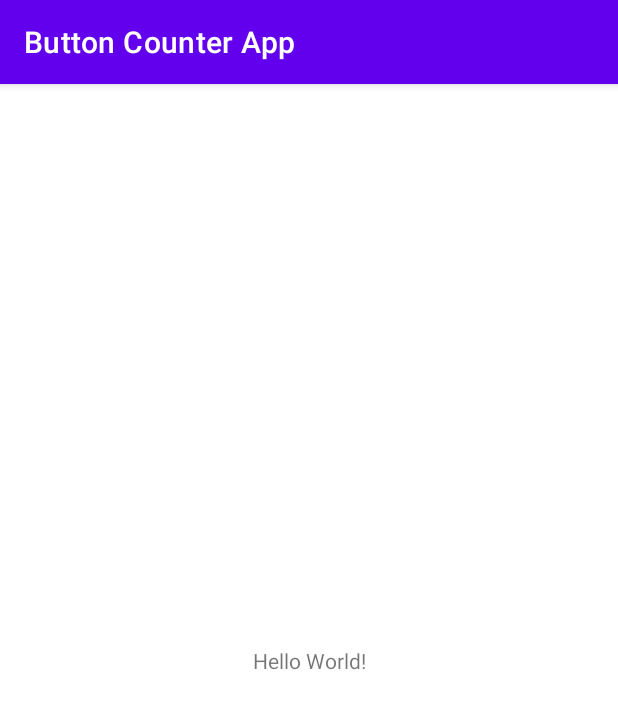
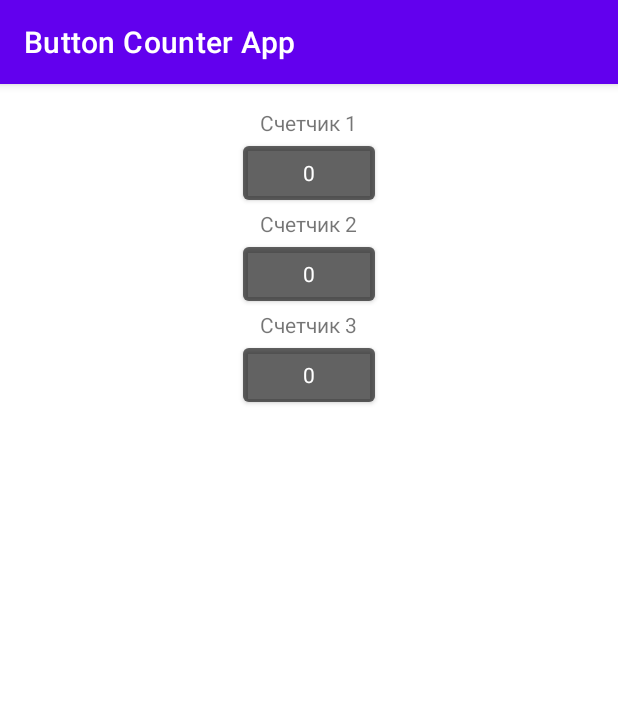
Before and after one commit to AnuytkaPoova/library_study, an Android app: the screen it shows after launch (MainActivity), on a phone screen of 412 x 824 dp. Shown: the top 709 px of the screen. Run offline under Robolectric (Android 15) with nearby library versions, the phone set to English and light mode, and no system bars.

Commit message:
Homework_1_v1

```diff
--- a/app/build.gradle
+++ b/app/build.gradle
@@ -17,6 +17,7 @@ android {
     }
 
     buildTypes {
+
         release {
             minifyEnabled false
             proguardFiles getDefaultProguardFile('proguard-android-optimize.txt'), 'proguard-rules.pro'
@@ -29,6 +30,11 @@ android {
     kotlinOptions {
         jvmTarget = '1.8'
     }
+
+    buildFeatures {
+        viewBinding true
+    }
+
 }
 
 dependencies {
--- /dev/null
+++ b/app/src/main/java/com/a_ches/buttoncounterapp/IMainView.kt
@@ -0,0 +1,5 @@
+package com.a_ches.buttoncounterapp
+
+interface IMainView {
+    fun setButtonText(index: Int, text: String)
+}
--- a/app/src/main/java/com/a_ches/buttoncounterapp/MainActivity.kt
+++ b/app/src/main/java/com/a_ches/buttoncounterapp/MainActivity.kt
@@ -2,10 +2,39 @@ package com.a_ches.buttoncounterapp
 
 import androidx.appcompat.app.AppCompatActivity
 import android.os.Bundle
+import android.view.LayoutInflater
+import android.view.View
+import com.a_ches.buttoncounterapp.databinding.ActivityMainBinding
 
-class MainActivity : AppCompatActivity() {
+class MainActivity : AppCompatActivity(), IMainView {
+
+    private lateinit var mainBinding: ActivityMainBinding
+
+    private val presenter = MainPresenter(this)
+
     override fun onCreate(savedInstanceState: Bundle?) {
         super.onCreate(savedInstanceState)
-        setContentView(R.layout.activity_main)
+        mainBinding = ActivityMainBinding.inflate(layoutInflater)
+        setContentView(mainBinding.root)
+        val listener = View.OnClickListener {
+            val type = when(it.id) {
+                R.id.btn_counter_1 -> CounterType.FIRST
+                R.id.btn_counter_2 -> CounterType.SECOND
+                R.id.btn_counter_3 -> CounterType.THIRD
+                else -> throw IllegalAccessException("такой кнопки нет")
+            }
+            presenter.counterClick(type)
+        }
+        mainBinding.btnCounter1.setOnClickListener(listener)
+        mainBinding.btnCounter2.setOnClickListener(listener)
+        mainBinding.btnCounter3.setOnClickListener(listener)
+    }
+
+    override fun setButtonText(index: Int, text: String) {
+        when (index) {
+            0 -> mainBinding.btnCounter1.text = text
+            1 -> mainBinding.btnCounter2.text = text
+            3 -> mainBinding.btnCounter3.text = text
+        }
     }
 }
--- a/app/src/main/res/layout/activity_main.xml
+++ b/app/src/main/res/layout/activity_main.xml
@@ -1,18 +1,53 @@
 <?xml version="1.0" encoding="utf-8"?>
-<androidx.constraintlayout.widget.ConstraintLayout xmlns:android="http://schemas.android.com/apk/res/android"
+<LinearLayout xmlns:android="http://schemas.android.com/apk/res/android"
     xmlns:app="http://schemas.android.com/apk/res-auto"
     xmlns:tools="http://schemas.android.com/tools"
     android:layout_width="match_parent"
     android:layout_height="match_parent"
+    android:orientation="vertical"
+    android:gravity="center_horizontal"
+    android:padding="16dp"
     tools:context=".MainActivity">
 
     <TextView
+        android:id="@+id/text_counter_1"
         android:layout_width="wrap_content"
         android:layout_height="wrap_content"
-        android:text="Hello World!"
-        app:layout_constraintBottom_toBottomOf="parent"
-        app:layout_constraintLeft_toLeftOf="parent"
-        app:layout_constraintRight_toRightOf="parent"
-        app:layout_constraintTop_toTopOf="parent" />
+        android:text="@string/counter_one" />
+    <Button
+        android:id="@+id/btn_counter_1"
+        android:layout_width="wrap_content"
+        android:layout_height="wrap_content"
+        android:text="0"
+        app:layout_constraintTop_toBottomOf="@id/text_counter_1"
+        android:backgroundTint="@color/material_on_background_disabled"
+        style="@style/Theme.MaterialComponents.Light.Dialog.MinWidth.Bridge"/>
+    <TextView
+        android:id="@+id/text_counter_2"
+        android:layout_width="wrap_content"
+        android:layout_height="wrap_content"
+        android:text="@string/counter_two" />
+    <Button
+        android:id="@+id/btn_counter_2"
+        android:layout_width="wrap_content"
+        android:layout_height="wrap_content"
+        android:text="0"
+        app:layout_constraintTop_toBottomOf="@id/text_counter_2"
+        android:backgroundTint="@color/material_on_background_disabled"
+        style="@style/Theme.MaterialComponents.Light.Dialog.MinWidth.Bridge"/>
+    <TextView
+        android:id="@+id/text_counter_3"
+        android:layout_width="wrap_content"
+        android:layout_height="wrap_content"
+        android:text="@string/counter_three" />
+    <Button
+        android:id="@+id/btn_counter_3"
+        android:layout_width="wrap_content"
+        android:layout_height="wrap_content"
+        android:text="0"
+        app:layout_constraintTop_toBottomOf="@id/text_counter_3"
+        android:backgroundTint="@color/material_on_background_disabled"
+        style="@style/Theme.MaterialComponents.Light.Dialog.MinWidth.Bridge"/>
 
-</androidx.constraintlayout.widget.ConstraintLayout>
+
+</LinearLayout>
--- a/app/src/main/res/values/strings.xml
+++ b/app/src/main/res/values/strings.xml
@@ -1,3 +1,7 @@
 <resources>
     <string name="app_name">Button Counter App</string>
+    <string name="counter_one">Счетчик 1</string>
+    <string name="counter_two">Счетчик 2</string>
+    <string name="counter_three">Счетчик 3</string>
+
 </resources>
```
Also changed, not shown: app/src/main/java/com/a_ches/buttoncounterapp/CounterModel.kt (added, +19 -0 lines), app/src/main/java/com/a_ches/buttoncounterapp/MainPresenter.kt (added, +28 -0 lines).
